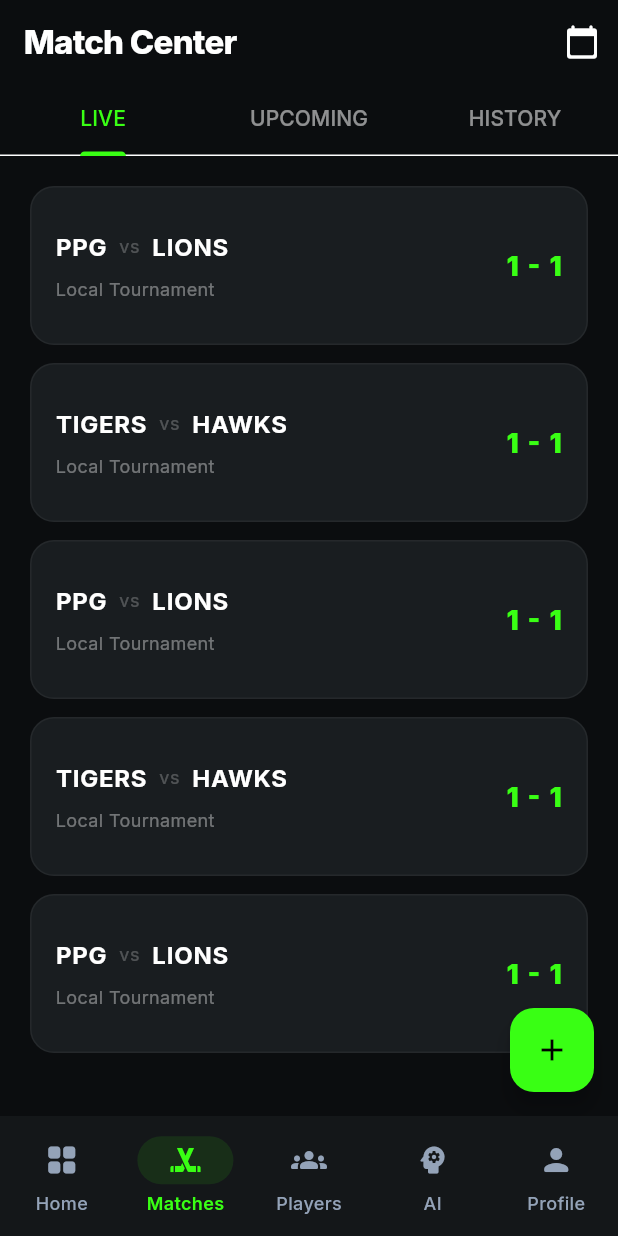
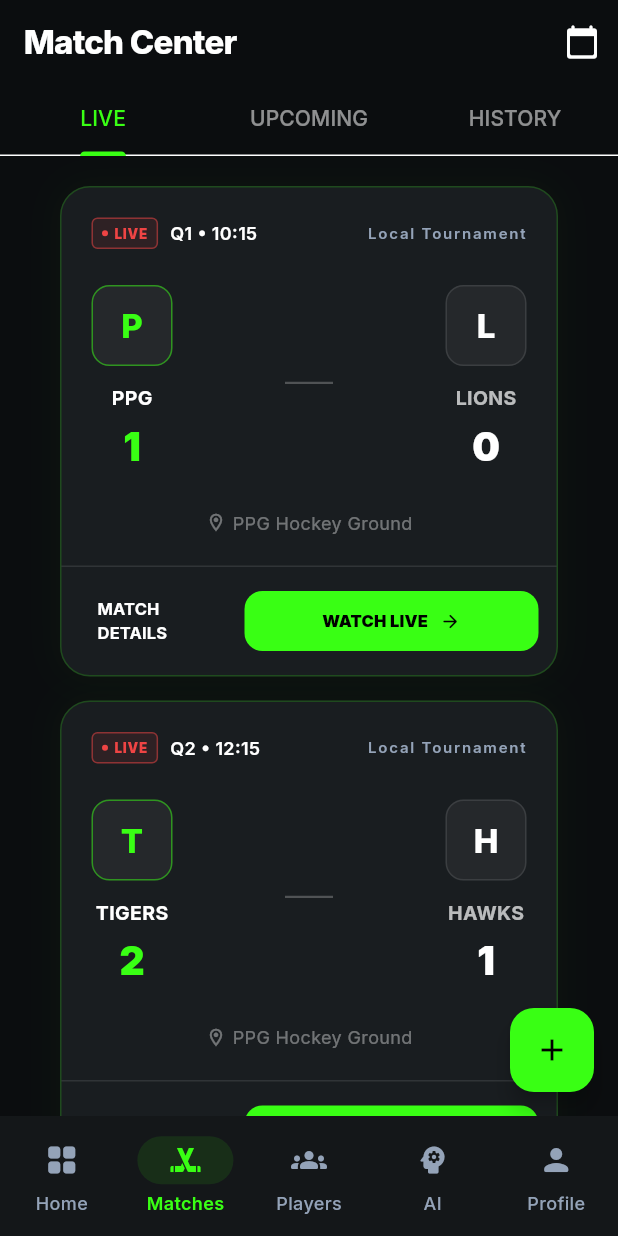
Before and after one commit to Balaganesh36/my_Team_Hockey, a Flutter app: the screen it shows after launch, item 2 of the bottom bar chosen, on a phone screen of 412 x 824 dp. Run offline on Flutter 3.47's test engine with Material 3 defaults, Android fonts, the phone set to English and light mode, and no system bars; our stand-ins replace google_fonts, image_picker, video_player.

Commit message:
live page redesign

```diff
--- a/lib/features/matches/matches_page.dart
+++ b/lib/features/matches/matches_page.dart
@@ -68,16 +68,30 @@ class _MatchesPageState extends State<MatchesPage>
       padding: const EdgeInsets.all(20),
       itemCount: 5,
       itemBuilder: (context, index) {
-        return MatchCard(
-          match: {
+        final matchData = {
           'homeTeam': index % 2 == 0 ? 'PPG' : 'TIGERS',
+          'homeScore': isLive ? (index + 1).toString() : '0',
           'awayTeam': index % 2 == 0 ? 'LIONS' : 'HAWKS',
+          'awayScore': isLive ? index.toString() : '0',
           'score': isLive ? '1 - 1' : '0 - 0',
           'competition': 'Local Tournament',
           'location': 'PPG Hockey Ground',
-          },
-          isHero: isLive && index == 0,
+          'period': 'Q${(index % 4) + 1}',
+          'time': '${(index * 2) + 10}:15',
+        };
+
+        if (isLive) {
+          return Padding(
+            padding: const EdgeInsets.only(bottom: 16),
+            child: LiveMatchCard(
+              match: matchData,
+              onWatchLive: () {},
+              onDetails: () {},
+            ),
           );
+        }
+
+        return MatchCard(match: matchData);
       },
     );
   }
```
Lines whose indentation alone changed are shown as unchanged.
